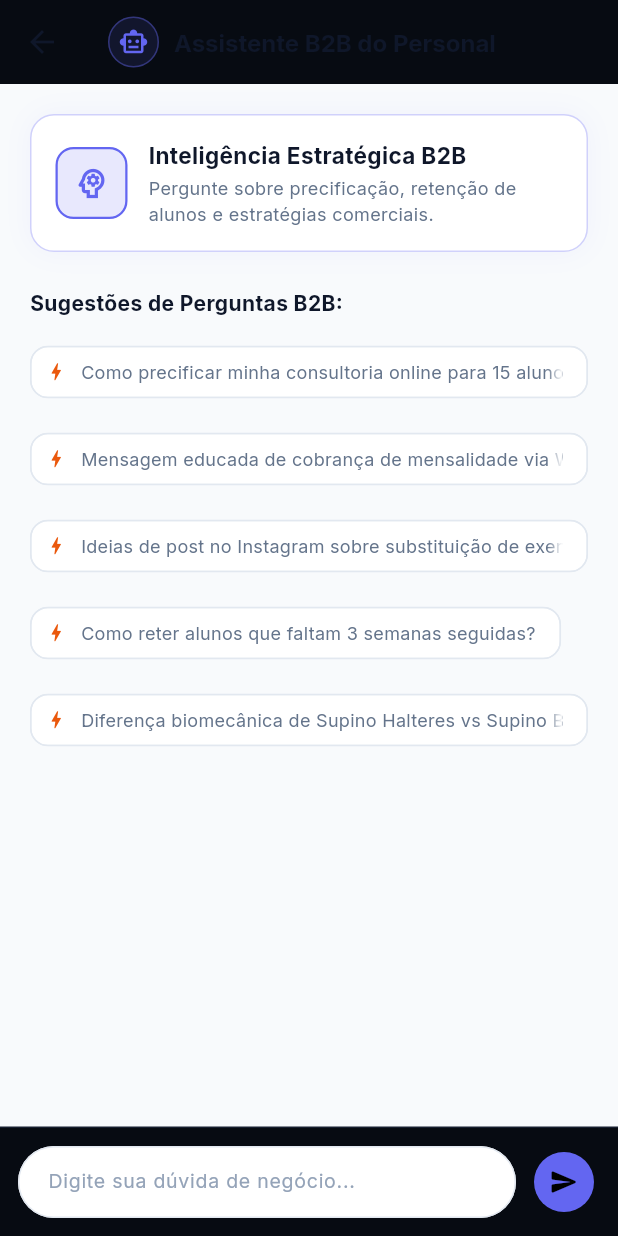
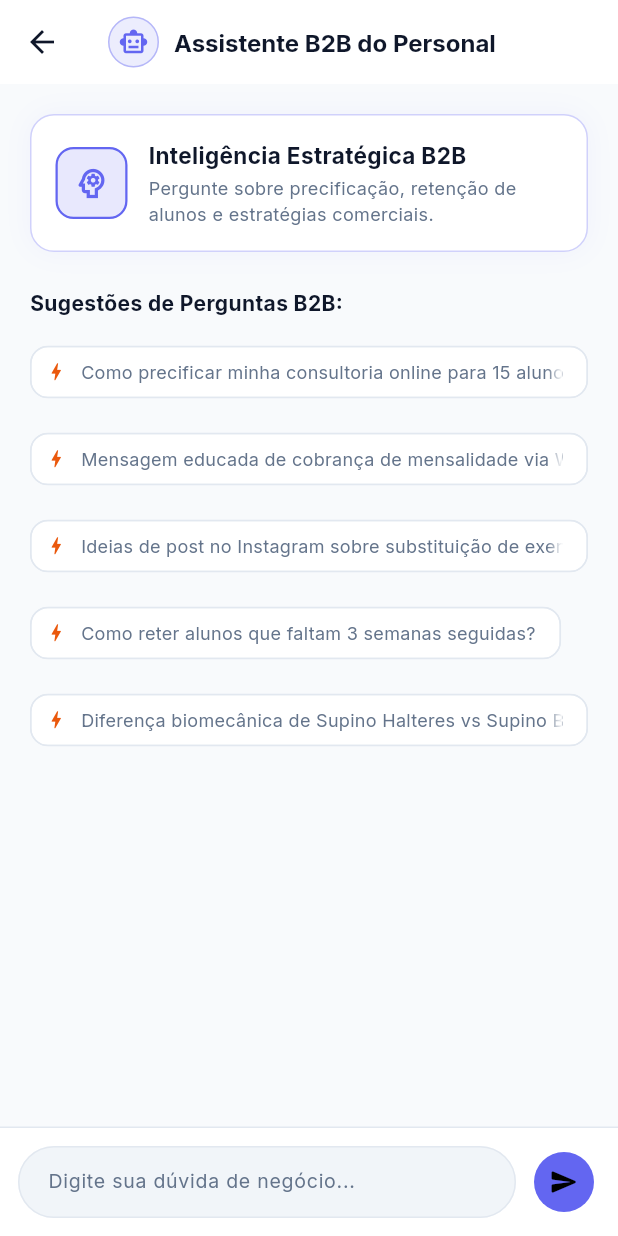
Before and after one commit to cleudsonx/B2B-personal-ia, a Flutter app: the B2BAssistantScreen screen opened directly, on a phone screen of 412 x 824 dp. Run offline on Flutter 3.47's test engine with Material 3 defaults, Android fonts, the phone set to English and light mode, and no system bars; our stand-ins replace google_fonts, shared_preferences, supabase_flutter; accounts and stored records are empty.

Commit message:
feat(ui): apply Modern Editorial and Whoop Dark theme styling to B2B assistant

```diff
--- a/mobile/lib/features/assistant/b2b_assistant_screen.dart
+++ b/mobile/lib/features/assistant/b2b_assistant_screen.dart
@@ -116,9 +116,11 @@ class _B2BAssistantScreenState extends State<B2BAssistantScreen> {
     final accentColor = widget.isStudentView ? AppColors.studentCyan : AppColors.trainerIndigo;
 
     return Scaffold(
-      backgroundColor: AppColors.studentBg,
+      backgroundColor: AppColors.bg(context),
       appBar: AppBar(
-        backgroundColor: const Color(0xFF070B12),
+        backgroundColor: AppColors.card(context),
+        elevation: 0,
+        scrolledUnderElevation: 0,
         title: Row(
           children: [
             Container(
@@ -163,7 +165,7 @@ class _B2BAssistantScreenState extends State<B2BAssistantScreen> {
                     Container(
                       padding: const EdgeInsets.all(16),
                       decoration: BoxDecoration(
-                        color: AppColors.studentSurface,
+                        color: AppColors.card(context),
                         borderRadius: BorderRadius.circular(16),
                         border: Border.all(color: accentColor.withValues(alpha: 0.3)),
                         boxShadow: [
@@ -198,8 +200,8 @@ class _B2BAssistantScreenState extends State<B2BAssistantScreen> {
                                   widget.isStudentView
                                       ? 'Biomecânica & Raio-X Anatômico'
                                       : 'Inteligência Estratégica B2B',
-                                  style: const TextStyle(
-                                    color: AppColors.textPrimary,
+                                  style: TextStyle(
+                                    color: AppColors.text(context),
                                     fontSize: 15,
                                     fontWeight: FontWeight.bold,
                                   ),
@@ -209,7 +211,7 @@ class _B2BAssistantScreenState extends State<B2BAssistantScreen> {
                                   widget.isStudentView
                                       ? 'Peça demonstrações de movimentos, ângulos seguros e cadência das fases.'
                                       : 'Pergunte sobre precificação, retenção de alunos e estratégias comerciais.',
-                                  style: const TextStyle(color: AppColors.textSecondary, fontSize: 12),
+                                  style: TextStyle(color: AppColors.subtext(context), fontSize: 12),
                                 ),
                               ],
                             ),
@@ -221,10 +223,10 @@ class _B2BAssistantScreenState extends State<B2BAssistantScreen> {
 
                     Text(
                       widget.isStudentView ? 'Dúvidas Frequentes no Salão:' : 'Sugestões de Perguntas B2B:',
-                      style: const TextStyle(
+                      style: TextStyle(
                         fontSize: 14,
                         fontWeight: FontWeight.bold,
-                        color: AppColors.textPrimary,
+                        color: AppColors.text(context),
                       ),
                     ),
                     const SizedBox(height: 12),
@@ -235,9 +237,9 @@ class _B2BAssistantScreenState extends State<B2BAssistantScreen> {
                       children: _quickPrompts.map((prompt) {
                         final isBiomechanicsPrompt = prompt.contains('Raio-X') || prompt.contains('executar');
                         return ActionChip(
-                          backgroundColor: AppColors.studentSurface,
+                          backgroundColor: AppColors.card(context),
                           side: BorderSide(
-                            color: isBiomechanicsPrompt ? accentColor.withValues(alpha: 0.4) : AppColors.studentBorder,
+                            color: isBiomechanicsPrompt ? accentColor.withValues(alpha: 0.4) : AppColors.cardBorder(context),
                           ),
                           shape: RoundedRectangleBorder(borderRadius: BorderRadius.circular(12)),
                           avatar: Icon(
@@ -249,7 +251,7 @@ class _B2BAssistantScreenState extends State<B2BAssistantScreen> {
                             prompt,
                             style: TextStyle(
                               fontSize: 12,
-                              color: isBiomechanicsPrompt ? AppColors.textPrimary : AppColors.textSecondary,
+                              color: isBiomechanicsPrompt ? AppColors.text(context) : AppColors.subtext(context),
                               fontWeight: isBiomechanicsPrompt ? FontWeight.w600 : FontWeight.normal,
                             ),
                           ),
@@ -281,14 +283,14 @@ class _B2BAssistantScreenState extends State<B2BAssistantScreen> {
                             ? accentColor.withValues(alpha: 0.18)
                             : msg.isError
                                 ? Colors.red.shade900.withValues(alpha: 0.2)
-                                : AppColors.studentSurface,
+                                : AppColors.card(context),
                         borderRadius: BorderRadius.circular(14),
                         border: Border.all(
                           color: msg.isUser
                               ? accentColor.withValues(alpha: 0.4)
                               : msg.isError
                                   ? Colors.red.shade700
-                                  : AppColors.studentBorder,
+                                  : AppColors.cardBorder(context),
                         ),
                       ),
                       child: Column(
@@ -298,7 +300,7 @@ class _B2BAssistantScreenState extends State<B2BAssistantScreen> {
                             msg.text,
                             style: TextStyle(
                               fontSize: 13,
-                              color: msg.isError ? Colors.red.shade200 : AppColors.textPrimary,
+                              color: msg.isError ? Colors.red.shade200 : AppColors.text(context),
                               height: 1.4,
                             ),
                           ),
@@ -407,30 +409,30 @@ class _B2BAssistantScreenState extends State<B2BAssistantScreen> {
           SafeArea(
             child: Container(
               padding: const EdgeInsets.all(12),
-              decoration: const BoxDecoration(
-                color: Color(0xFF070B12),
-                border: Border(top: BorderSide(color: Color(0xFF161E2E))),
+              decoration: BoxDecoration(
+                color: AppColors.card(context),
+                border: Border(top: BorderSide(color: AppColors.cardBorder(context))),
               ),
               child: Row(
                 children: [
                   Expanded(
                     child: TextField(
                       controller: _promptCtrl,
-                      style: const TextStyle(color: AppColors.textPrimary, fontSize: 13),
+                      style: TextStyle(color: AppColors.text(context), fontSize: 13),
                       decoration: InputDecoration(
                         hintText: widget.isStudentView
                             ? 'Dúvida de execução, ângulo ou dor...'
                             : 'Digite sua dúvida de negócio...',
-                        hintStyle: const TextStyle(color: AppColors.textMuted, fontSize: 13),
+                        hintStyle: TextStyle(color: AppColors.subtext(context), fontSize: 13),
                         filled: true,
-                        fillColor: AppColors.studentSurface,
+                        fillColor: AppColors.pillBg(context),
                         border: OutlineInputBorder(
                           borderRadius: BorderRadius.circular(24),
-                          borderSide: const BorderSide(color: AppColors.studentBorder),
+                          borderSide: BorderSide(color: AppColors.pillBorder(context)),
                         ),
                         enabledBorder: OutlineInputBorder(
                           borderRadius: BorderRadius.circular(24),
-                          borderSide: const BorderSide(color: AppColors.studentBorder),
+                          borderSide: BorderSide(color: AppColors.pillBorder(context)),
                         ),
                         focusedBorder: OutlineInputBorder(
                           borderRadius: BorderRadius.circular(24),
```
